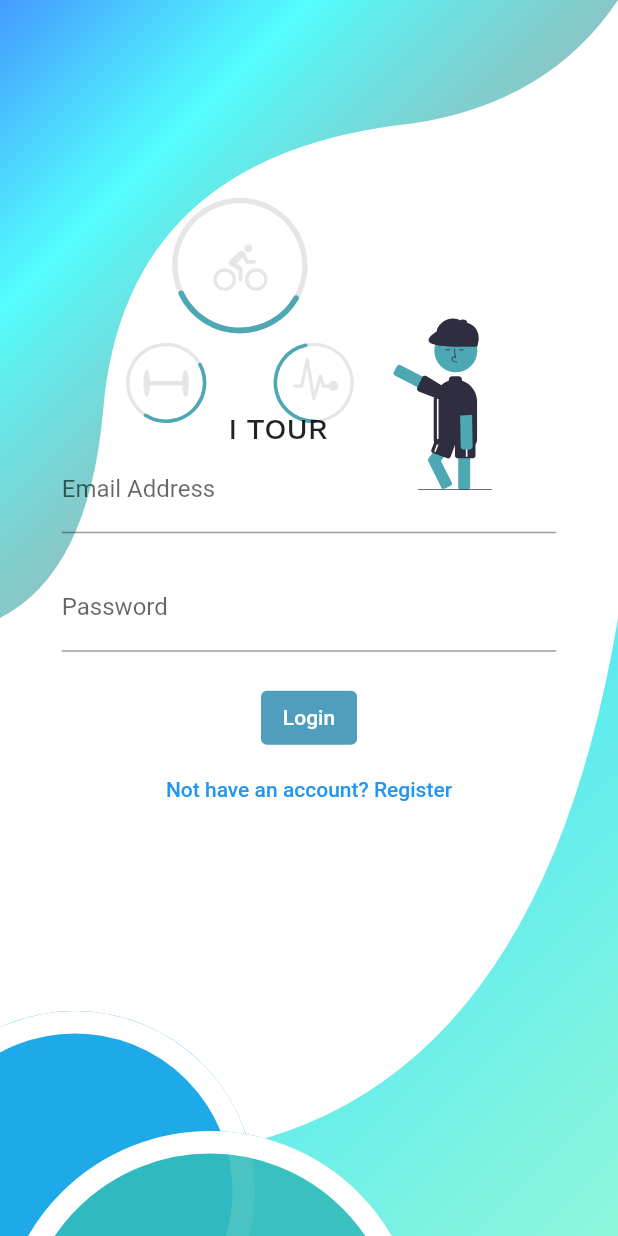
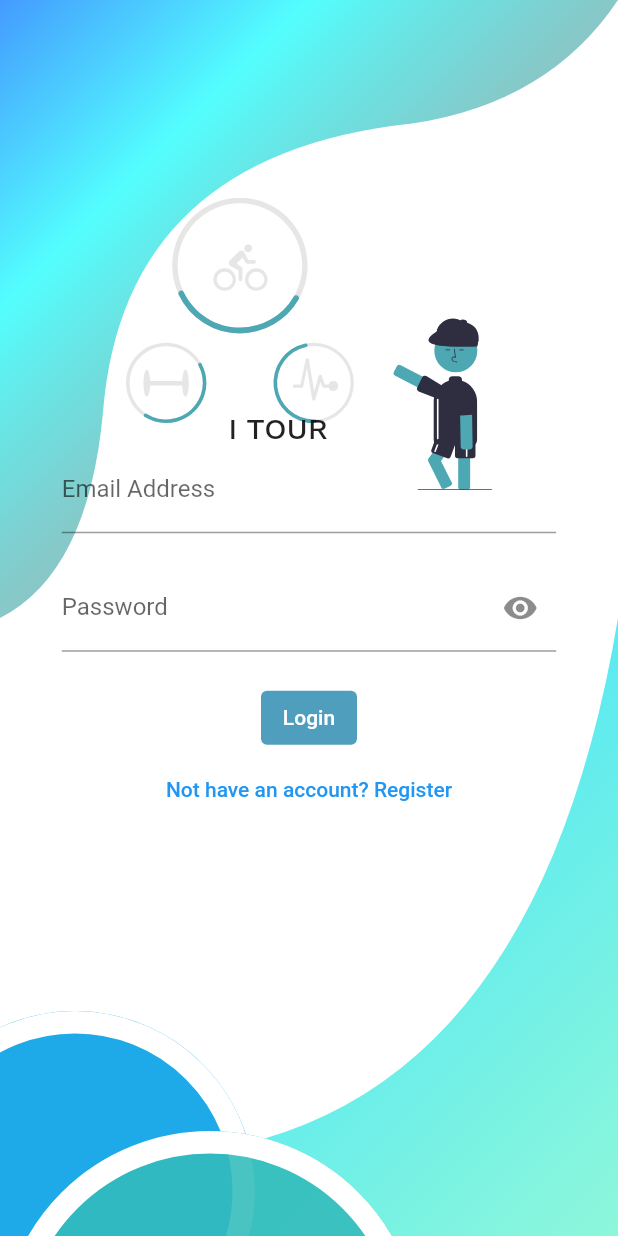
Before and after one commit to Blom4/i_tour, a Flutter app: the Registration screen opened directly, after a tap on "Create", after a tap on "Alread have Account? Login", on a phone screen of 412 x 824 dp. Run offline on Flutter 3.47's test engine with Material 2 defaults, Android fonts, the phone set to English and light mode, and no system bars; our stand-ins replace cloud_firestore, dropdown_button2, firebase_auth, firebase_core, flip_card, flutter_rating_stars and 9 more; missing offline and left inert: fab_circular_menu, flutter_polyline_points, search_page, wc_form_validators; accounts and stored records are empty; network calls fail.

Commit message:
login and create account

```diff
--- a/lib/main.dart
+++ b/lib/main.dart
@@ -46,7 +46,7 @@ class _SplashScreenState extends State<SplashScreen> {
     Future.delayed(const Duration(seconds: 5)).then(
       (value) => Navigator.of(context).pushReplacement(
         MaterialPageRoute(
-            builder: (context) => const LoginScreen() //const HomePage(),
+            builder: (context) => LoginScreen() //const HomePage(),
             ),
       ),
     );
--- a/lib/screens/Login/login_screen.dart
+++ b/lib/screens/Login/login_screen.dart
@@ -6,15 +6,24 @@ import 'package:i_tour/screens/Home/HomePage/HomePage.dart';
 import 'package:i_tour/screens/Login/background.dart';
 import 'package:i_tour/screens/Registration/Registration.dart';
 import 'package:i_tour/screens/Maps/Maps.dart';
+import 'package:wc_form_validators/wc_form_validators.dart';
 
-class LoginScreen extends ConsumerWidget {
+class LoginScreen extends StatefulWidget {
   const LoginScreen({super.key});
 
-  //TextEditingController emailController = TextEditingController();
-  //TextEditingController passwordController = TextEditingController();
+  @override
+  State<LoginScreen> createState() => _LoginScreen();
+}
 
+class _LoginScreen extends State<LoginScreen> {
+  final _formKey = GlobalKey<FormState>();
+  TextEditingController emailController = TextEditingController();
+  TextEditingController passwordController = TextEditingController();
+  bool isObscure = true;
   @override
-  Widget build(BuildContext context, WidgetRef ref) {
+  Widget build(
+    BuildContext context,
+  ) {
     final width = MediaQuery.of(context).copyWith().size.width;
     final height = MediaQuery.of(context).copyWith().size.height;
     return Scaffold(
@@ -40,9 +49,15 @@ class LoginScreen extends ConsumerWidget {
                   width: width * 0.9,
                   padding: EdgeInsets.only(left: width * 0.1),
                   child: Form(
+                    key: _formKey,
                     child: Column(
                       children: [
                         TextFormField(
+                          validator: Validators.compose([
+                            Validators.required('Email is required'),
+                            Validators.email('wrong email format'),
+                          ]),
+                          controller: emailController,
                           decoration: const InputDecoration(
                             labelText: "Email Address",
                             // enabledBorder: OutlineInputBorder(
@@ -57,7 +72,22 @@ class LoginScreen extends ConsumerWidget {
                           height: 20,
                         ),
                         TextFormField(
-                          decoration: const InputDecoration(
+                          validator: Validators.compose([
+                            Validators.required('Passoword is required'),
+                          ]),
+                          controller: passwordController,
+                          obscureText: isObscure,
+                          decoration: InputDecoration(
+                            suffixIcon: IconButton(
+                              icon: Icon(isObscure
+                                  ? Icons.visibility
+                                  : Icons.visibility_off),
+                              onPressed: () {
+                                setState(() {
+                                  isObscure = !isObscure;
+                                });
+                              },
+                            ),
                             labelText: "Password",
                             // enabledBorder: OutlineInputBorder(
                             //   borderSide: BorderSide(),
@@ -76,19 +106,25 @@ class LoginScreen extends ConsumerWidget {
                               backgroundColor:
                                   Color.fromARGB(255, 80, 158, 189)),
                           onPressed: () async {
-                            try {
-                              await Auth().signWithEmailAndPassword(
-                                  email: "davertzshelile@gmail.com",
-                                  password: "M!lefetsane@com");
-
-                            } catch (e) {
-                              print(e);
+                            if (_formKey.currentState!.validate()) {
+                              try {
+                                await Auth().signWithEmailAndPassword(
+                                    email: emailController.text.trim(),
+                                    password: passwordController.text.trim());
+                                if (Auth().currentUser != null) {
+                                  // ignore: use_build_context_synchronously
+                                  Navigator.pushReplacement(context, MaterialPageRoute(
+                                    builder: (context) {
+                                      return const HomePage();
+                                    },
+                                  ));
+                                } else {
+                                  throw Exception("failed to login");
+                                }
+                              } catch (e) {
+                                print(e);
+                              }
                             }
-                            // Navigator.push(context, MaterialPageRoute(
-                            //   builder: (context) {
-                            //     return const HomePage();
-                            //   },
-                            // ));
                           },
                           //style: ElevatedButton.styleFrom(),
                           child: const Text(
--- a/lib/screens/Registration/Registration.dart
+++ b/lib/screens/Registration/Registration.dart
@@ -160,12 +160,24 @@ class _RegistrationState extends State<Registration> {
                                       const Color.fromARGB(255, 45, 183, 207)),
                               onPressed: () async {
                                 if (_formKey.currentState!.validate()) {
-                                  if (passwordController.text ==
-                                      repasswordController.text) {
-                                    await Auth().createUserWithEmailAndPassword(
-                                        email: emailController.text,
-                                        password: passwordController.text,
-                                        full_name: nameController.text);
+                                  if (passwordController.text.trim() ==
+                                      repasswordController.text.trim()) {
+                                    var res = await Auth()
+                                        .createUserWithEmailAndPassword(
+                                            email: emailController.text.trim(),
+                                            password:
+                                                passwordController.text.trim(),
+                                            full_name:
+                                                nameController.text.trim());
+                                    if (res.statusCode == 201) {
+                                      // ignore: use_build_context_synchronously
+                                      Navigator.pushReplacement(context,
+                                          MaterialPageRoute(
+                                        builder: (context) {
+                                          return const LoginScreen();
+                                        },
+                                      ));
+                                    }
                                   } else {}
                                 } else {}
                               },
@@ -179,7 +191,8 @@ class _RegistrationState extends State<Registration> {
                       Center(
                           child: GestureDetector(
                               onTap: () {
-                                Navigator.push(context, MaterialPageRoute(
+                                Navigator.pushReplacement(context,
+                                    MaterialPageRoute(
                                   builder: (context) {
                                     return const LoginScreen();
                                   },
```
Also changed, not shown: lib/constants/constants.dart (+27 -0 lines), lib/logic/firebase_auth.dart (+22 -9 lines), lib/screens/Maps/Maps.dart (+24 -23 lines).
